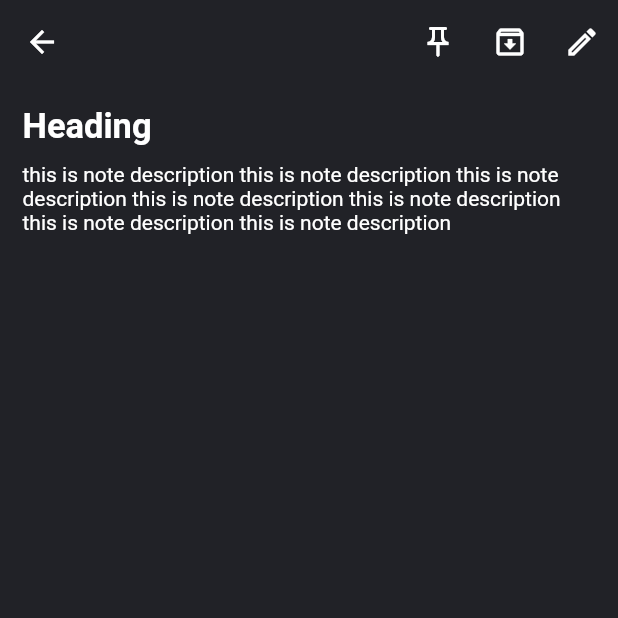
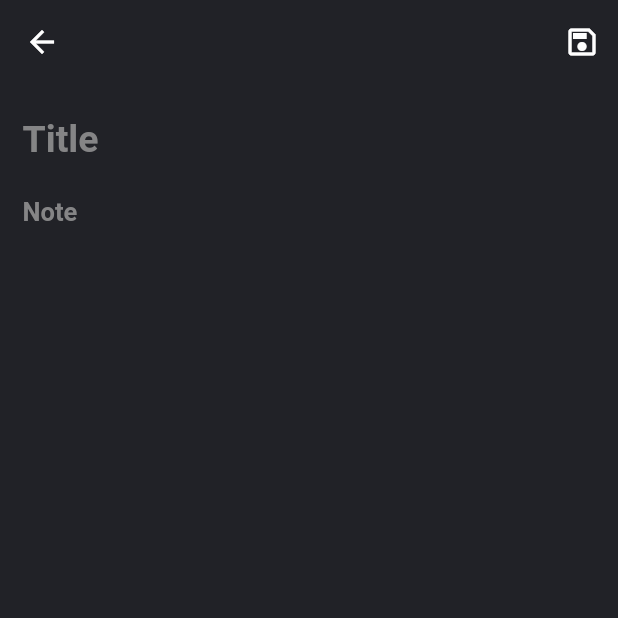
Before and after one commit to ImranIqbalS/Flutter-note-app, a Flutter app: the NoteView screen opened directly, after a tap on the "edit" icon, on a phone screen of 412 x 824 dp, the top half of it. Run offline on Flutter 3.47's test engine with Material 2 defaults, Android fonts, the phone set to English and light mode, and no system bars.

Commit message:
edit note page UI completed

```diff
--- /dev/null
+++ b/lib/edit_note_view.dart
@@ -0,0 +1,83 @@
+import 'package:flutter/material.dart';
+import 'package:note_app/colors.dart';
+
+class EditNoteView extends StatefulWidget {
+  const EditNoteView({Key? key}) : super(key: key);
+
+  @override
+  _EditNoteViewState createState() => _EditNoteViewState();
+}
+
+class _EditNoteViewState extends State<EditNoteView> {
+  @override
+  Widget build(BuildContext context) {
+    return Scaffold(
+      backgroundColor: bgColor,
+      appBar: AppBar(
+        backgroundColor: bgColor,
+        elevation: 0.0,
+        actions: [
+          IconButton(
+            onPressed: () {},
+            splashRadius: 17,
+            icon: Icon(
+              Icons.save_outlined,
+            ),
+          ),
+        ],
+      ),
+      body: Container(
+        margin: EdgeInsets.symmetric(horizontal: 15, vertical: 10),
+        child: Column(
+          children: [
+            TextField(
+              cursorColor: white,
+              style: TextStyle(
+                fontSize: 25,
+                color: Colors.white,
+                fontWeight: FontWeight.bold,
+              ),
+              decoration: InputDecoration(
+                border: InputBorder.none,
+                focusedBorder: InputBorder.none,
+                enabledBorder: InputBorder.none,
+                errorBorder: InputBorder.none,
+                disabledBorder: InputBorder.none,
+                hintText: "Title",
+                hintStyle: TextStyle(
+                  fontWeight: FontWeight.bold,
+                  color: Colors.grey.withOpacity(0.8),
+                ),
+              ),
+            ),
+            Container(
+              height: 300,
+              child: TextField(
+                keyboardType: TextInputType.multiline,
+                minLines: 50,
+                maxLines: null,
+                cursorColor: white,
+                style: TextStyle(
+                  fontSize: 17,
+                  color: Colors.white,
+                ),
+                decoration: InputDecoration(
+                  border: InputBorder.none,
+                  focusedBorder: InputBorder.none,
+                  enabledBorder: InputBorder.none,
+                  errorBorder: InputBorder.none,
+                  disabledBorder: InputBorder.none,
+                  hintText: "Note",
+                  hintStyle: TextStyle(
+                    fontWeight: FontWeight.bold,
+                    color: Colors.grey.withOpacity(0.8),
+                  ),
+                ),
+              ),
+            ),
+          ],
+        ),
+      ),
+    );
+  }
+}
--- a/lib/noteView.dart
+++ b/lib/noteView.dart
@@ -1,5 +1,6 @@
 import 'package:flutter/material.dart';
 import 'package:note_app/colors.dart';
+import 'package:note_app/edit_note_view.dart';
 
 class NoteView extends StatefulWidget {
   const NoteView({Key? key}) : super(key: key);
@@ -36,7 +37,10 @@ class _NoteViewState extends State<NoteView> {
           ),
           IconButton(
             splashRadius: 17,
-            onPressed: () {},
+            onPressed: () {
+              Navigator.push(context,
+                  MaterialPageRoute(builder: (context) => EditNoteView()));
+            },
             icon: Icon(
               Icons.edit_outlined,
             ),
```
